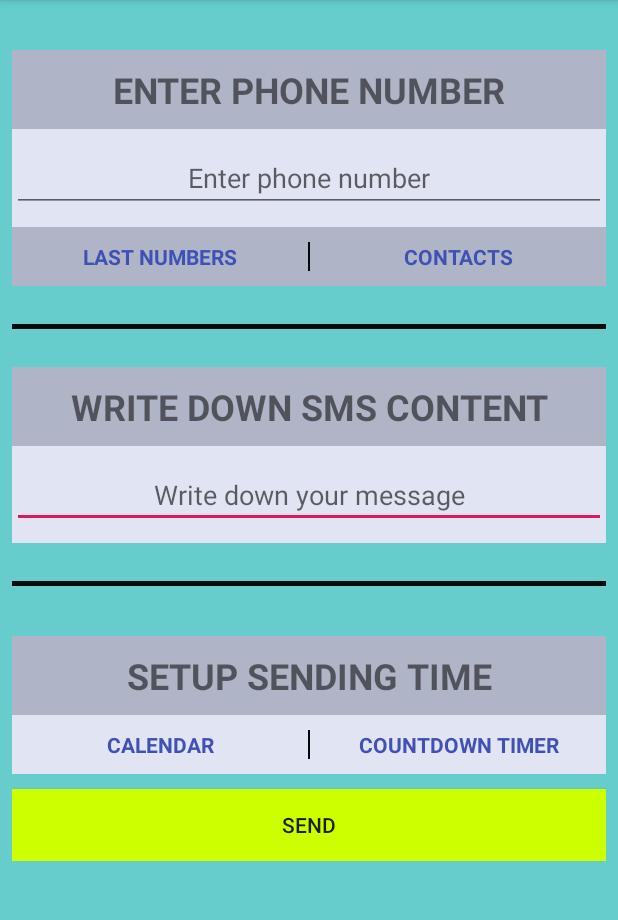
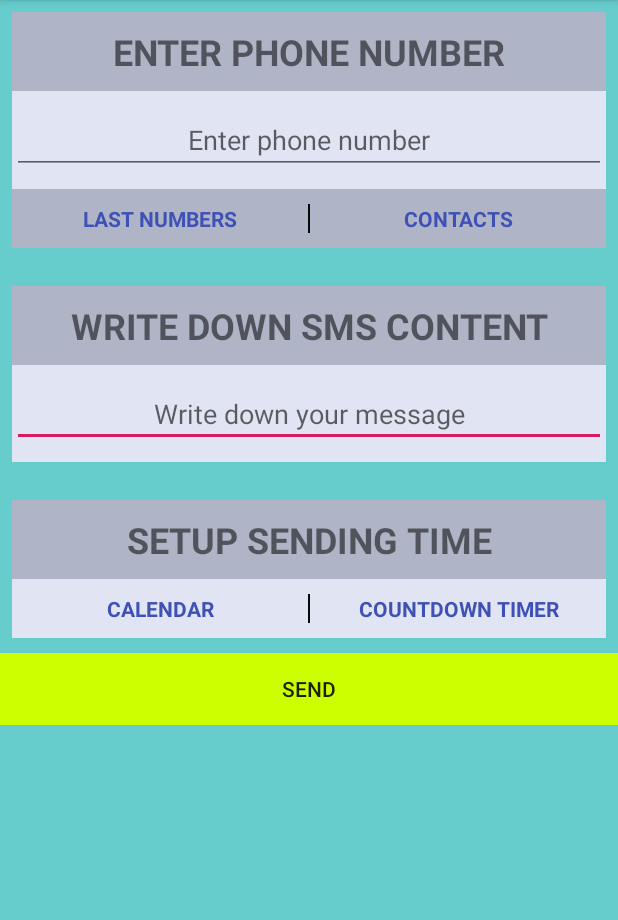
Before and after one commit to pawchi/JavaAndroid, an Android app: the screen it shows after launch (Sms before the commit, CreateNotification after it), after a tap on "SEND SMS", on a phone screen of 412 x 824 dp, the part 84-1004 px from its top. Run offline under Robolectric (Android 15) with nearby library versions, the phone set to English and light mode, and no system bars.

Commit message:
Emergency_notifier timer cdn

```diff
--- a/EmergencyNotifier/app/src/main/java/org/chilon/emergencynotifier/CreateNotification.java
+++ b/EmergencyNotifier/app/src/main/java/org/chilon/emergencynotifier/CreateNotification.java
@@ -1,28 +1,146 @@
 package org.chilon.emergencynotifier;
 
+import android.Manifest;
 import android.content.Context;
+import android.content.pm.PackageManager;
 import android.os.Bundle;
 import android.support.annotation.Nullable;
+import android.support.v4.app.ActivityCompat;
+import android.support.v4.content.ContextCompat;
 import android.support.v7.app.AppCompatActivity;
+import android.telephony.SmsManager;
+import android.view.Gravity;
 import android.view.LayoutInflater;
+import android.view.MotionEvent;
 import android.view.View;
+import android.widget.Button;
+import android.widget.EditText;
 import android.widget.LinearLayout;
+import android.widget.PopupWindow;
+import android.widget.Toast;
 
 public class CreateNotification extends AppCompatActivity {
 
     LinearLayout myparent;
+    final  int SEND_SMS_PERMISSION_REQUEST_CODE = 1;
+    EditText number;
+    EditText message;
+    Button send;
+    Button okCountdown;
+    Button cancelCountdown;
+    int secondsCountdown;
+    int minutesCountdown;
+    int hoursCountdown;
 
     @Override
     protected void onCreate(@Nullable Bundle savedInstanceState) {
         super.onCreate(savedInstanceState);
         setContentView(R.layout.create_notifier);
 
+        //Response from MainActivity
+        int extras = getIntent().getIntExtra(MainActivity.MAIN_RESPONSE, -1);
+
         //Inflate with phone number view
         myparent = findViewById(R.id.content_main_layout_to_inflate_into);
         LayoutInflater layoutInflater = (LayoutInflater) getSystemService(Context.LAYOUT_INFLATER_SERVICE);
-        View myview = layoutInflater.inflate(R.layout.enter_phone_number, null, false);
-        myparent.addView(myview);
+        View phoneNumber = layoutInflater.inflate(R.layout.enter_phone_number, null, false);
+        View sendingTime = layoutInflater.inflate(R.layout.setup_sending_time, null, false);
+        View writeSms = layoutInflater.inflate(R.layout.write_sms, null, false);
+        View horizontalLine = layoutInflater.inflate(R.layout.horizontal_line, null, false);
+
+        send = findViewById(R.id.sms_send_button_in_inflation_view);
+
+        switch (extras){
+            case 1:
+                myparent.addView(phoneNumber);
+                //myparent.addView(horizontalLine);
+                myparent.addView(writeSms);
+                //myparent.addView(horizontalLine);
+                myparent.addView(sendingTime);
+                break;
+            case 2:
+                myparent.addView(phoneNumber);
+                //myparent.addView(horizontalLine);
+                myparent.addView(sendingTime);
+                break;
+            case 3:
+                myparent.addView(phoneNumber);
+                break;
+        }
+
+        send.setEnabled(false);
+        if (ContextCompat.checkSelfPermission(this, Manifest.permission.SEND_SMS) == PackageManager.PERMISSION_GRANTED){
+            send.setEnabled(true);
+        } else {
+            ActivityCompat.requestPermissions(this, new String[]{Manifest.permission.SEND_SMS}, SEND_SMS_PERMISSION_REQUEST_CODE);
+        }
+
+    }
+
+    public void onSend(View v){
+        number = findViewById(R.id.input_phone_number_field);
+        message = findViewById(R.id.sms_input_text_field);
+        String phoneNumber = number.getText().toString();
+        String smsMessage  = message.getText().toString();
+
+        if (phoneNumber == null || phoneNumber.length() == 0 || smsMessage == null || smsMessage.length() == 0){
+            return ;
+        }
+
+        if (ContextCompat.checkSelfPermission(this, Manifest.permission.SEND_SMS) == PackageManager.PERMISSION_GRANTED){
+            SmsManager smsManager = SmsManager.getDefault();
+            smsManager.sendTextMessage(phoneNumber, null, smsMessage, null,null);
+            Toast.makeText(this, "Message Sent!", Toast.LENGTH_LONG).show();
+        } else {
+            Toast.makeText(this, "Permission Denied", Toast.LENGTH_LONG).show();
+        }
+    }
+
+    public void onCountdownTimerClick(View view){
+        //inflate the layout of popup window
+        LayoutInflater inflater = (LayoutInflater) getSystemService(LAYOUT_INFLATER_SERVICE);
+        View popupView = inflater.inflate(R.layout.popup_timer_small, null);
+
+        //create the popup window
+        int width = LinearLayout.LayoutParams.WRAP_CONTENT;
+        int height = LinearLayout.LayoutParams.WRAP_CONTENT;
+        boolean focusable = true; //lets taps outside popup also dismiss it
+        final PopupWindow popupWindow = new PopupWindow(popupView, width, height, focusable);
+
+        //show the popup window
+        //which view you pass in doesn't matter, it is only used for the window tolken
+        popupWindow.showAtLocation(view, Gravity.CENTER, 0, 0);
+
+        //dismiss the popup window when touched outside or click cancel button
+        popupView.setOnTouchListener(new View.OnTouchListener() {
+            @Override
+            public boolean onTouch(View view, MotionEvent motionEvent) {
+                popupWindow.dismiss();
+                return true;
+            }
+        });
+
+        okCountdown = findViewById(R.id.ok_button_countdown);
+        cancelCountdown = findViewById(R.id.cancel_button_countdown);
+        final EditText secondCountdownInput = findViewById(R.id.input_seconds);
+        final EditText minutesCountdownInput = findViewById(R.id.input_minutes);
+        final EditText hoursCountdownInput = findViewById(R.id.input_hours);
 
 
+        cancelCountdown.setOnClickListener(new View.OnClickListener() {
+            @Override
+            public void onClick(View view) {
+                popupWindow.dismiss();
+            }
+        });
+
+        okCountdown.setOnClickListener(new View.OnClickListener() {
+            @Override
+            public void onClick(View view) {
+                secondsCountdown = Integer.parseInt(secondCountdownInput.getText().toString());
+                minutesCountdown = Integer.parseInt(minutesCountdownInput.getText().toString());
+                hoursCountdown = Integer.parseInt(hoursCountdownInput.getText().toString());
+            }
+        });
     }
 }
--- a/EmergencyNotifier/app/src/main/java/org/chilon/emergencynotifier/MainActivity.java
+++ b/EmergencyNotifier/app/src/main/java/org/chilon/emergencynotifier/MainActivity.java
@@ -16,7 +16,9 @@ public class MainActivity extends AppCompatActivity {
 
     Button smsButton;
     Button callButton;
+    Button emailButton;
     MenuItem item;
+    public static final String MAIN_RESPONSE = "method_of_sending";
 
     @Override
     protected void onCreate(Bundle savedInstanceState) {
@@ -38,22 +40,43 @@ public class MainActivity extends AppCompatActivity {
 
         smsButton = (Button) findViewById(R.id.smsButton);
         callButton = (Button) findViewById(R.id.callButton);
+        emailButton = (Button) findViewById(R.id.emailButton);
 
         smsButton.setOnClickListener(new View.OnClickListener() {
             @Override
             public void onClick(View view) {
-                Intent intent = new Intent(getApplicationContext(), Sms.class);
+                Intent intent = new Intent(getApplicationContext(), CreateNotification.class);
+                intent.putExtra(MAIN_RESPONSE, 1);
                 startActivity(intent);
             }
         });
 
+        /*
         callButton.setOnClickListener(new View.OnClickListener() {
             @Override
             public void onClick(View view) {
                 Intent intent = new Intent(getApplicationContext(), CreateNotification.class);
                 startActivity(intent);
             }
+        });*/
+        callButton.setOnClickListener(new View.OnClickListener() {
+            @Override
+            public void onClick(View view) {
+                Intent intent = new Intent(getApplicationContext(), CreateNotification.class);
+                intent.putExtra(MAIN_RESPONSE, 2);
+                startActivity(intent);
+            }
         });
+
+        emailButton.setOnClickListener(new View.OnClickListener() {
+            @Override
+            public void onClick(View view) {
+                Intent intent = new Intent(getApplicationContext(), CreateNotification.class);
+                intent.putExtra(MAIN_RESPONSE, 3);
+                startActivity(intent);
+            }
+        });
+
 
     }
 
--- a/EmergencyNotifier/app/src/main/java/org/chilon/emergencynotifier/Sms.java
+++ b/EmergencyNotifier/app/src/main/java/org/chilon/emergencynotifier/Sms.java
@@ -20,6 +20,7 @@ import android.widget.TextView;
 import android.widget.Toast;
 
 public class Sms extends AppCompatActivity {
+    /*
     final  int SEND_SMS_PERMISSION_REQUEST_CODE = 1;
 
     EditText number;
@@ -87,4 +88,5 @@ public class Sms extends AppCompatActivity {
         }
 
     }
+    */
 }
--- a/EmergencyNotifier/app/src/main/res/layout/create_notifier.xml
+++ b/EmergencyNotifier/app/src/main/res/layout/create_notifier.xml
@@ -16,7 +16,10 @@
         app:layout_constraintTop_toTopOf="parent"
         app:layout_constraintBottom_toBottomOf="parent">
 
-
+        <LinearLayout
+            android:layout_width="match_parent"
+            android:layout_height="wrap_content"
+            android:orientation="vertical">
         <LinearLayout
             android:id="@+id/content_main_layout_to_inflate_into"
             android:layout_width="match_parent"
@@ -30,5 +33,14 @@
             app:layout_constraintRight_toRightOf="parent"
             app:layout_constraintTop_toTopOf="parent">
         </LinearLayout>
+        <Button
+            android:id="@+id/sms_send_button_in_inflation_view"
+            android:layout_width="match_parent"
+            android:layout_height="wrap_content"
+            android:text="@string/send_button"
+            android:background="#ccff00"
+            android:layout_marginTop="10dp"
+            android:onClick="onSend"/>
+        </LinearLayout>
     </ScrollView>
 </android.support.constraint.ConstraintLayout>
--- a/EmergencyNotifier/app/src/main/res/layout/create_sms.xml
+++ b/EmergencyNotifier/app/src/main/res/layout/create_sms.xml
@@ -7,7 +7,7 @@
     android:layout_height="match_parent"
     android:background="#66cccc"
     tools:context=".Sms">
-
+<!--
     <ScrollView
         android:layout_width="match_parent"
         android:layout_height="match_parent"
@@ -251,4 +251,5 @@
 
         </LinearLayout>
     </ScrollView>
+    -->
 </android.support.constraint.ConstraintLayout>
--- /dev/null
+++ b/EmergencyNotifier/app/src/main/res/layout/setup_sending_time.xml
@@ -0,0 +1,64 @@
+<?xml version="1.0" encoding="utf-8"?>
+<LinearLayout xmlns:android="http://schemas.android.com/apk/res/android"
+    xmlns:app="http://schemas.android.com/apk/res-auto"
+    android:id="@+id/setup_sending_time_layout"
+    android:layout_width="match_parent"
+    android:layout_height="wrap_content"
+    android:layout_marginTop="25dp"
+    android:orientation="vertical"
+    app:layout_constraintLeft_toLeftOf="parent"
+    app:layout_constraintRight_toRightOf="parent"
+    app:layout_constraintTop_toTopOf="parent"
+    android:background="#afb5c6">
+
+    <TextView
+        android:id="@+id/setup_sending_time_label"
+        android:layout_width="match_parent"
+        android:layout_height="wrap_content"
+        android:layout_marginTop="10dp"
+        android:layout_marginBottom="10dp"
+        android:text="@string/sending_time_setup_label"
+        android:textAlignment="center"
+        android:textSize="24sp"
+        android:textStyle="bold"
+        app:layout_constraintLeft_toLeftOf="parent"
+        app:layout_constraintRight_toRightOf="parent"
+        app:layout_constraintTop_toTopOf="parent" />
+
+    <LinearLayout
+        android:layout_width="match_parent"
+        android:layout_height="wrap_content"
+        android:orientation="horizontal"
+        android:weightSum="2"
+        android:paddingTop="10dp"
+        android:paddingBottom="10dp"
+        android:background="#e1e4f3">
+
+        <TextView
+            android:id="@+id/calendar"
+            android:layout_width="0dp"
+            android:layout_height="wrap_content"
+            android:layout_weight="1"
+            android:shadowColor="@color/colorPrimary"
+            android:text="@string/calendar_label"
+            android:textAlignment="center"
+            android:textColor="#3F51B5"
+            android:textStyle="bold" />
+        <View
+            android:layout_width="1dp"
+            android:layout_height="match_parent"
+            android:background="@color/colorPrimaryDark" />
+
+        <TextView
+            android:id="@+id/countdown_timer"
+            android:layout_width="0dp"
+            android:layout_height="wrap_content"
+            android:layout_weight="1"
+            android:shadowColor="@color/colorPrimary"
+            android:text="@string/count_down_label"
+            android:textAlignment="center"
+            android:textColor="#3F51B5"
+            android:textStyle="bold"
+            android:onClick="onCountdownTimerClick"/>
+    </LinearLayout>
+</LinearLayout>
--- /dev/null
+++ b/EmergencyNotifier/app/src/main/res/layout/write_sms.xml
@@ -0,0 +1,63 @@
+<?xml version="1.0" encoding="utf-8"?>
+<LinearLayout xmlns:android="http://schemas.android.com/apk/res/android"
+    xmlns:app="http://schemas.android.com/apk/res-auto"
+    android:id="@+id/layout_write_sms"
+    android:layout_width="match_parent"
+    android:layout_height="wrap_content"
+    android:orientation="vertical"
+    app:layout_constraintLeft_toLeftOf="parent"
+    app:layout_constraintRight_toRightOf="parent"
+    app:layout_constraintTop_toTopOf="parent">
+
+    <LinearLayout
+        android:layout_width="match_parent"
+        android:layout_height="wrap_content"
+        android:layout_marginTop="25dp"
+        android:layout_marginBottom="25dp">
+        <LinearLayout
+            android:id="@+id/layout_sms"
+            android:layout_width="match_parent"
+            android:layout_height="wrap_content"
+            android:background="#afb5c6"
+            android:orientation="vertical"
+            app:layout_constraintLeft_toLeftOf="parent"
+            app:layout_constraintRight_toRightOf="parent"
+            app:layout_constraintTop_toTopOf="parent">
+            <TextView
+                android:id="@+id/sms_input_view_label"
+                android:layout_width="match_parent"
+                android:layout_height="wrap_content"
+                android:text="@string/enter_SMS_content_label"
+                android:textAlignment="center"
+                android:textSize="24sp"
+                android:textStyle="bold"
+                android:layout_marginTop="10dp"
+                android:layout_marginBottom="10dp"
+                app:layout_constraintLeft_toLeftOf="parent"
+                app:layout_constraintRight_toRightOf="parent"
+                app:layout_constraintTop_toTopOf="parent" />
+            <LinearLayout
+                android:layout_width="match_parent"
+                android:layout_height="wrap_content"
+                android:orientation="horizontal"
+                android:weightSum="2"
+                android:paddingTop="10dp"
+                android:paddingBottom="10dp"
+                android:background="#e1e4f3">
+
+                <EditText
+                    android:id="@+id/sms_input_text_field"
+                    android:layout_width="match_parent"
+                    android:layout_height="wrap_content"
+                    android:ems="10"
+                    android:inputType="textCapSentences|textMultiLine"
+                    android:hint="@string/sms_input"
+                    android:textAlignment="center"
+                    android:paddingTop="10dp"
+                    android:paddingBottom="10dp"
+                    android:maxLength="2000"
+                    android:maxLines="5"/>
+            </LinearLayout>
+        </LinearLayout>
+    </LinearLayout>
+</LinearLayout>
--- a/EmergencyNotifier/app/src/main/res/values/strings.xml
+++ b/EmergencyNotifier/app/src/main/res/values/strings.xml
@@ -26,6 +26,8 @@
     <string name="setMinutes_input" translatable="false">0</string>
     <string name="setHours_label">ENTER HOURS:</string>
     <string name="setHours_input" translatable="false">0</string>
+    <string name="ok_button_countdown" translatable="false">OK</string>
+    <string name="cancel_button_countdown" translatable="false">CANCEL</string>
 
     <!--SetUp select language-->
     <string name="settings_label">SETTINGS:</string>
```
Also changed, not shown: EmergencyNotifier/app/src/main/res/layout/horizontal_line.xml (added, +19 -0 lines), EmergencyNotifier/app/src/main/res/layout/popup_timer_small.xml (+26 -3 lines), EmergencyNotifier/app/src/main/res/layout/enter_phone_number.xml (indentation only).
